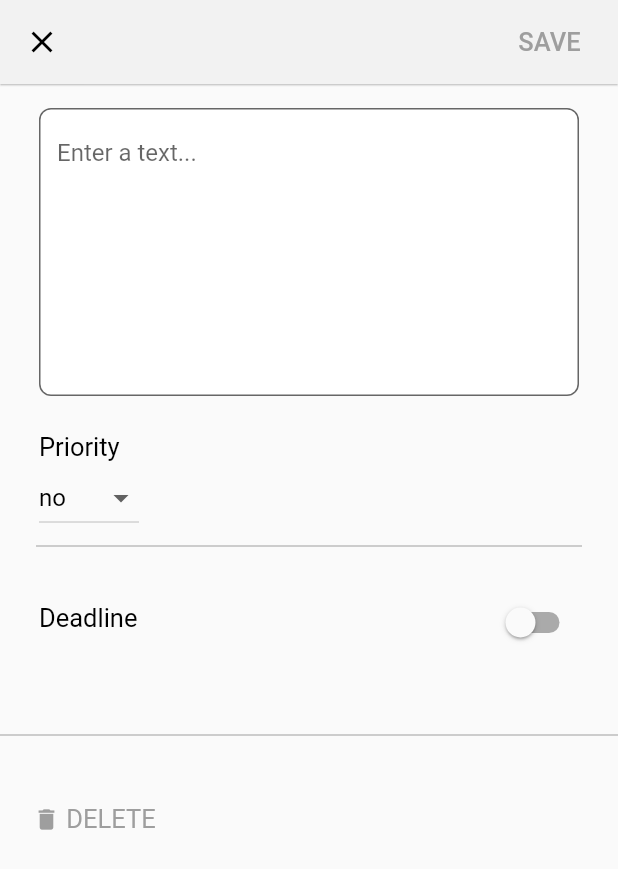
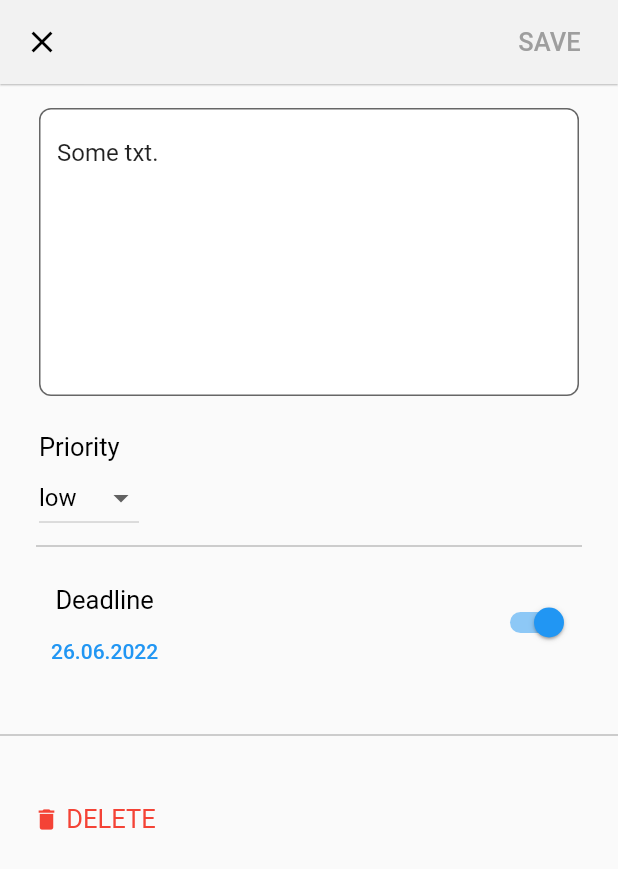
Before and after one commit to maksimn/todolistflutter, a Flutter app: the screen it shows after launch, after a tap on the "add" icon, on a phone screen of 412 x 824 dp. Shown: the top 869 px of the screen. Run offline on Flutter 3.47's test engine with Material 2 defaults, Android fonts, the phone set to English and light mode, and no system bars; our stand-ins replace flutter_bloc.

Commit message:
[TDLF-4]: TodoItem editing logic on TodoEditor screen.

```diff
--- a/lib/data_class/todo_item.dart
+++ b/lib/data_class/todo_item.dart
@@ -36,8 +36,8 @@ class TodoItem {
     priority: priority ?? TodoItemPriority.normal,
     deadline: deadline,
     isCompleted: isCompleted ?? false,
-    createdAt: createdAt ?? 0,
-    updatedAt: updatedAt ?? 0,
+    createdAt: createdAt ?? DateTime.now().millisecondsSinceEpoch,
+    updatedAt: updatedAt ?? (createdAt ?? DateTime.now().millisecondsSinceEpoch),
     isDirty: isDirty ?? false
   );
 
@@ -76,6 +76,21 @@ class TodoItem {
     );
   }
 
+  bool isEqualTo(TodoItem? other) {
+    if (other == null) {
+      return false;
+    }
+
+    return id == other.id &&
+      text == other.text &&
+      priority == other.priority &&
+      deadline == other.deadline &&
+      isCompleted == other.isCompleted &&
+      createdAt == other.createdAt &&
+      updatedAt == other.updatedAt &&
+      isDirty == other.isDirty;
+  }
+
   Map<String, dynamic> toJson() => {
     'id': id,
     'text': text,
--- a/lib/main_todolist/main_todolist_widget.dart
+++ b/lib/main_todolist/main_todolist_widget.dart
@@ -1,7 +1,9 @@
 import 'package:flutter/material.dart';
 import 'package:flutter_bloc/flutter_bloc.dart';
+import 'package:todolist/data_class/todo_item.dart';
 import 'package:todolist/todo_editor/todo_editor.dart';
 import 'package:todolist/todo_editor/todo_editor_logic.dart';
+import 'package:todolist/todo_editor/todo_editor_state.dart';
 
 class MainTodoListWidget extends StatefulWidget {
   const MainTodoListWidget({Key? key, required this.title}) : super(key: key);
@@ -15,11 +17,20 @@ class MainTodoListWidget extends StatefulWidget {
 class _MainTodoListWidgetState extends State<MainTodoListWidget> {
 
   void _onPlusButtonPressed() {
+    var initialState = TodoEditorState(
+      mode: TodoEditorMode.editing,
+      todoItem: TodoItem.convenient(
+        text: "Some txt.",
+        priority: TodoItemPriority.low,
+        deadline: DateTime.now()
+      )
+    );
+
     Navigator.push(
       context,
       MaterialPageRoute(builder: (context) =>
         BlocProvider(
-          create: (_) => TodoEditorLogic(),
+          create: (_) => TodoEditorLogic(initialState),
           child: const TodoEditor(),
         )
       ),
--- a/lib/todo_editor/todo_editor.dart
+++ b/lib/todo_editor/todo_editor.dart
@@ -17,6 +17,8 @@ const _lowPriority = 'low';
 const _highPriority = "!! high";
 const _priorities = [_normalPriority, _lowPriority, _highPriority];
 
+final _textEditingController = TextEditingController();
+
 class TodoEditor extends StatelessWidget {
   const TodoEditor({Key? key}) : super(key: key);
 
@@ -24,11 +26,19 @@ class TodoEditor extends StatelessWidget {
   Widget build(BuildContext context) {
     var priorityDropdownMenuItems = _priorities.map((string) => DropdownMenuItem<String>(
       value: string,
-      child: Text(string, style: TextStyle(color: string == _highPriority ? Colors.red : Colors.black)))
-    ).toList();
+      child: Text(
+        string,
+        style: TextStyle(color: string == _highPriority ? Colors.red : Colors.black)
+      )
+    )).toList();
 
     return BlocBuilder<TodoEditorLogic, TodoEditorState>(
       builder: (context, state) {
+        _textEditingController.text = state.todoItem.text;
+        _textEditingController.selection = TextSelection.fromPosition(TextPosition(
+          offset: _textEditingController.text.length
+        ));
+
         return Scaffold(
           appBar: AppBar(
             backgroundColor: const Color(0xfff2f2f2),
@@ -40,8 +50,14 @@ class TodoEditor extends StatelessWidget {
             ),
             actions: <Widget>[
               TextButton(
-                onPressed: () {},
-                child: const Text(_saveButtonTitle, style: TextStyle(color: Colors.grey, fontSize: 17.0)),
+                onPressed: state.canTodoItemBeSaved ? () => _onSaveButtonPressed(context) : null,
+                child: Text(
+                  _saveButtonTitle,
+                  style: TextStyle(
+                    color: state.canTodoItemBeSaved ? Colors.blue : Colors.grey,
+                    fontSize: 17.0
+                  )
+                ),
               ),
             ],
           ),
@@ -51,6 +67,7 @@ class TodoEditor extends StatelessWidget {
                 Padding(
                     padding: const EdgeInsets.symmetric(vertical: 16.0, horizontal: 26.0),
                     child: TextField(
+                      controller: _textEditingController,
                       decoration: InputDecoration(
                           filled: true,
                           fillColor: Colors.white,
@@ -132,14 +149,21 @@ class TodoEditor extends StatelessWidget {
                   child: Padding(
                     padding: const EdgeInsets.only(left: 14, top: 24),
                     child: TextButton(
-                      onPressed: () {},
+                      onPressed: state.canTodoItemBeRemoved ? () => _onDeleteButtonPressed(context) : null,
                       child: RichText(
-                        text: const TextSpan(
+                        text: TextSpan(
                         children: [
-                          WidgetSpan(child: Icon(Icons.delete, size: 18, color: Colors.grey)),
+                          WidgetSpan(child: Icon(
+                            Icons.delete,
+                            size: 18,
+                            color: state.canTodoItemBeRemoved ? Colors.red : Colors.grey)
+                          ),
                           TextSpan(
                             text: _deleteButtonTitle,
-                            style: TextStyle(color: Colors.grey, fontSize: 17.0)
+                            style: TextStyle(
+                              color: state.canTodoItemBeRemoved ? Colors.red : Colors.grey,
+                              fontSize: 17.0
+                            )
                           ),
                         ],
                         ),
@@ -155,8 +179,16 @@ class TodoEditor extends StatelessWidget {
     );
   }
 
+  void _onSaveButtonPressed(BuildContext context) {
+    context.read<TodoEditorLogic>().add(TodoItemSavedInTodoEditor());
+  }
+
   void _onCloseButtonPressed(BuildContext context) {
     Navigator.pop(context);
+  }
+
+  void _onDeleteButtonPressed(BuildContext context) {
+    context.read<TodoEditorLogic>().add(TodoItemDeletedInTodoEditor());
   }
 
   void _onTextChanged(String text, BuildContext context) {
--- a/lib/todo_editor/todo_editor_events.dart
+++ b/lib/todo_editor/todo_editor_events.dart
@@ -24,3 +24,7 @@ class DeadlineChangedInTodoEditor implements TodoEditorEvent {
 
   const DeadlineChangedInTodoEditor(this.deadline);
 }
+
+class TodoItemSavedInTodoEditor implements TodoEditorEvent { }
+
+class TodoItemDeletedInTodoEditor implements TodoEditorEvent { }
--- a/lib/todo_editor/todo_editor_state.dart
+++ b/lib/todo_editor/todo_editor_state.dart
@@ -1,7 +1,39 @@
 import 'package:todolist/data_class/todo_item.dart';
 
+enum TodoEditorMode { creating, editing }
+
 class TodoEditorState {
+  final TodoEditorMode mode;
   final TodoItem todoItem;
+  final TodoItem? savedTodoItem;
 
-  const TodoEditorState({required this.todoItem});
+  const TodoEditorState({
+    required this.mode,
+    required this.todoItem,
+    this.savedTodoItem
+  });
+
+  bool get canTodoItemBeSaved {
+    var isStateAfterSaving = mode == TodoEditorMode.editing && todoItem.isEqualTo(savedTodoItem);
+
+    return !_isInitialStateForCreating && !_isInitialStateForEditing && !isStateAfterSaving;
+  }
+
+  bool get canTodoItemBeRemoved {
+    return !_isInitialStateForCreating;
+  }
+
+  bool get _isInitialStateForCreating {
+    var empty = TodoItem.convenient();
+
+    return mode == TodoEditorMode.creating &&
+      savedTodoItem == null &&
+      todoItem.text == empty.text &&
+      todoItem.priority == empty.priority &&
+      todoItem.deadline == empty.deadline;
+  }
+
+  bool get _isInitialStateForEditing {
+    return mode == TodoEditorMode.editing && savedTodoItem == null;
+  }
 }
```
Also changed, not shown: lib/todo_editor/todo_editor_logic.dart (+37 -17 lines).
